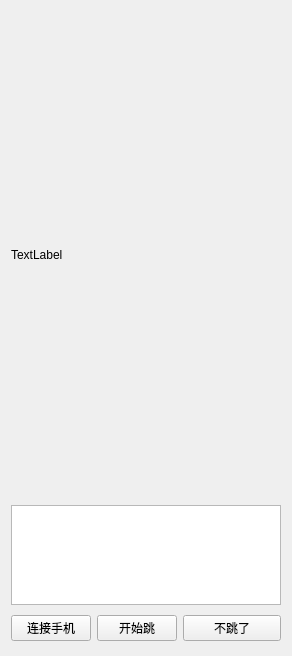
Old version of the form mainwindow.ui in the repository dengxinggao/OpencvQtTiaoyiTiaoHelp.
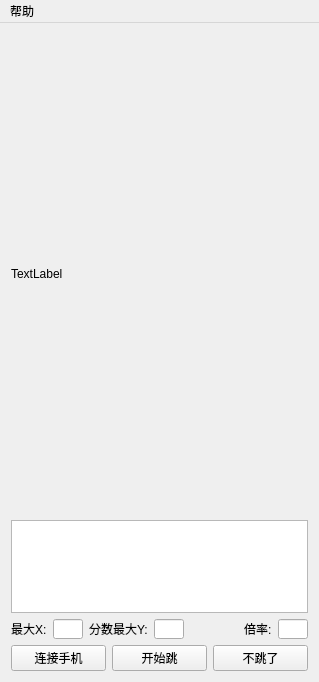
New version of the form. Icons and pictures are not drawn.

Patch:
```diff
--- a/mainwindow.ui
+++ b/mainwindow.ui
@@ -6,16 +6,16 @@
    <rect>
     <x>0</x>
     <y>0</y>
-    <width>288</width>
-    <height>656</height>
+    <width>319</width>
+    <height>682</height>
    </rect>
   </property>
   <property name="windowTitle">
    <string>MainWindow</string>
   </property>
   <widget class="QWidget" name="centralWidget">
-   <layout class="QGridLayout" name="gridLayout">
-    <item row="0" column="0" colspan="3">
+   <layout class="QVBoxLayout" name="verticalLayout">
+    <item>
      <widget class="QLabel" name="label">
       <property name="minimumSize">
        <size>
@@ -34,7 +34,7 @@
       </property>
      </widget>
     </item>
-    <item row="1" column="0" colspan="3">
+    <item>
      <widget class="QTextBrowser" name="textBrowser">
       <property name="maximumSize">
        <size>
@@ -44,11 +44,117 @@
       </property>
      </widget>
     </item>
-    <item row="2" column="0">
+    <item>
+     <layout class="QHBoxLayout" name="horizontalLayout_2">
+      <item>
+       <widget class="QLabel" name="label_2">
+        <property name="maximumSize">
+         <size>
+          <width>40</width>
+          <height>16777215</height>
+         </size>
+        </property>
+        <property name="text">
+         <string>最大X:</string>
+        </property>
+       </widget>
+      </item>
+      <item>
+       <widget class="QLineEdit" name="lineEdit_MaxX">
+        <property name="maximumSize">
+         <size>
+          <width>30</width>
+          <height>20</height>
+         </size>
+        </property>
+        <property name="toolTip">
+         <string>&lt;html&gt;&lt;head/&gt;&lt;body&gt;&lt;p&gt;分辨率X值，比如分辨率1080*1920，此处填1080&lt;/p&gt;&lt;/body&gt;&lt;/html&gt;</string>
+        </property>
+        <property name="whatsThis">
+         <string>&lt;html&gt;&lt;head/&gt;&lt;body&gt;&lt;p&gt;&lt;br/&gt;&lt;/p&gt;&lt;/body&gt;&lt;/html&gt;</string>
+        </property>
+        <property name="text">
+         <string/>
+        </property>
+       </widget>
+      </item>
+      <item>
+       <widget class="QLabel" name="label_4">
+        <property name="maximumSize">
+         <size>
+          <width>60</width>
+          <height>16777215</height>
+         </size>
+        </property>
+        <property name="text">
+         <string>分数最大Y:</string>
+        </property>
+       </widget>
+      </item>
+      <item>
+       <widget class="QLineEdit" name="lineEdit_Feny">
+        <property name="maximumSize">
+         <size>
+          <width>30</width>
+          <height>20</height>
+         </size>
+        </property>
+        <property name="toolTip">
+         <string>&lt;html&gt;&lt;head/&gt;&lt;body&gt;&lt;p&gt;显示分数位置的底部Y值&lt;/p&gt;&lt;p&gt;从游戏截图中找&lt;br/&gt;&lt;/p&gt;&lt;p&gt;&lt;img src=&quot;:/imge/screen.png&quot;/&gt;&lt;/p&gt;&lt;/body&gt;&lt;/html&gt;</string>
+        </property>
+        <property name="text">
+         <string/>
+        </property>
+       </widget>
+      </item>
+      <item>
+       <spacer name="horizontalSpacer">
+        <property name="orientation">
+         <enum>Qt::Horizontal</enum>
+        </property>
+        <property name="sizeHint" stdset="0">
+         <size>
+          <width>40</width>
+          <height>20</height>
+         </size>
+        </property>
+       </spacer>
+      </item>
+      <item>
+       <widget class="QLabel" name="label_3">
+        <property name="maximumSize">
+         <size>
+          <width>30</width>
+          <height>16777215</height>
+         </size>
+        </property>
+        <property name="text">
+         <string>倍率:</string>
+        </property>
+       </widget>
+      </item>
+      <item>
+       <widget class="QLineEdit" name="lineEdit_Beilv">
+        <property name="maximumSize">
+         <size>
+          <width>30</width>
+          <height>20</height>
+         </size>
+        </property>
+        <property name="toolTip">
+         <string>&lt;html&gt;&lt;head/&gt;&lt;body&gt;&lt;p&gt;此处填距离与时间的转换关系，分辨率1080*1920，此处填1.38，其他手机，自己自行调试&lt;/p&gt;&lt;/body&gt;&lt;/html&gt;</string>
+        </property>
+       </widget>
+      </item>
+     </layout>
+    </item>
+    <item>
+     <layout class="QHBoxLayout" name="horizontalLayout">
+      <item>
      <widget class="QPushButton" name="pushButton">
       <property name="maximumSize">
        <size>
-        <width>80</width>
+          <width>100</width>
         <height>16777215</height>
        </size>
       </property>
@@ -57,11 +163,11 @@
       </property>
      </widget>
     </item>
-    <item row="2" column="1">
+      <item>
      <widget class="QPushButton" name="pushButton_start">
       <property name="maximumSize">
        <size>
-        <width>80</width>
+          <width>200</width>
         <height>16777215</height>
        </size>
       </property>
@@ -70,25 +176,45 @@
       </property>
      </widget>
     </item>
-    <item row="2" column="2">
+      <item>
      <widget class="QPushButton" name="pushButton_stop">
+        <property name="maximumSize">
+         <size>
+          <width>100</width>
+          <height>16777215</height>
+         </size>
+        </property>
       <property name="text">
        <string>不跳了</string>
       </property>
      </widget>
     </item>
    </layout>
+    </item>
+   </layout>
   </widget>
   <widget class="QMenuBar" name="menuBar">
    <property name="geometry">
     <rect>
      <x>0</x>
      <y>0</y>
-     <width>288</width>
+     <width>319</width>
      <height>23</height>
     </rect>
    </property>
-  </widget>
+   <widget class="QMenu" name="menu">
+    <property name="title">
+     <string>帮助</string>
+    </property>
+    <addaction name="actionAboutset"/>
+   </widget>
+   <addaction name="menu"/>
+  </widget>
+  <action name="actionAboutset">
+   <property name="text">
+    <string>设置说明</string>
+   </property>
+  </action>
  </widget>
  <layoutdefault spacing="6" margin="11"/>
  <resources/>
```
Lines whose indentation alone changed are shown as unchanged.
